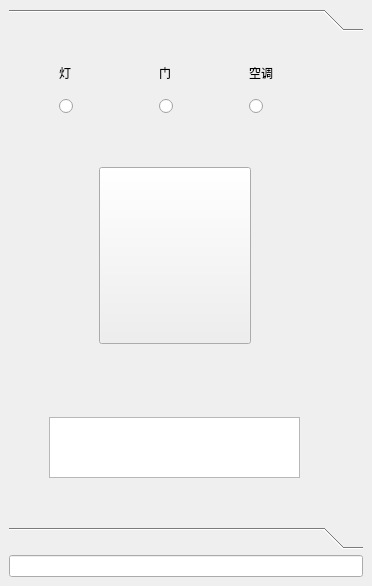
anyua/Cognitive-Services-Summer-Project, file gui/mainWindow.ui: the form before one commit.
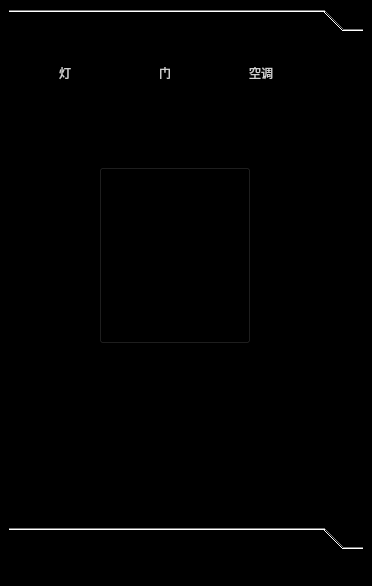
The form after the commit.

Diff of the .ui file:
```diff
--- a/gui/mainWindow.ui
+++ b/gui/mainWindow.ui
@@ -13,13 +13,23 @@
   <property name="windowTitle">
    <string>MainWindow</string>
   </property>
+  <property name="styleSheet">
+   <string notr="true">background-color: rgb(0, 0, 0);</string>
+  </property>
   <widget class="QWidget" name="centralwidget">
    <layout class="QGridLayout" name="gridLayout">
     <item row="2" column="0">
-     <widget class="QLineEdit" name="textEdit"/>
+     <widget class="QLineEdit" name="textEdit">
+      <property name="styleSheet">
+       <string notr="true">color: rgb(255, 255, 255);</string>
+      </property>
+     </widget>
     </item>
     <item row="1" column="0">
      <widget class="QToolBox" name="toolBox">
+      <property name="styleSheet">
+       <string notr="true">background-color: rgb(0, 0, 0);</string>
+      </property>
       <property name="currentIndex">
        <number>0</number>
       </property>
@@ -32,6 +42,9 @@
          <height>490</height>
         </rect>
        </property>
+       <property name="styleSheet">
+        <string notr="true"/>
+       </property>
        <attribute name="label">
         <string/>
        </attribute>
@@ -63,6 +76,9 @@
           <height>61</height>
          </rect>
         </property>
+        <property name="styleSheet">
+         <string notr="true">color: rgb(255, 255, 255);</string>
+        </property>
         <property name="html">
          <string>&lt;!DOCTYPE HTML PUBLIC &quot;-//W3C//DTD HTML 4.0//EN&quot; &quot;http://www.w3.org/TR/REC-html40/strict.dtd&quot;&gt;
 &lt;html&gt;&lt;head&gt;&lt;meta name=&quot;qrichtext&quot; content=&quot;1&quot; /&gt;&lt;style type=&quot;text/css&quot;&gt;
@@ -80,6 +96,9 @@
           <height>41</height>
          </rect>
         </property>
+        <property name="styleSheet">
+         <string notr="true">color: rgb(208, 208, 208);</string>
+        </property>
         <property name="text">
          <string>灯</string>
         </property>
@@ -132,6 +151,9 @@
           <height>41</height>
          </rect>
         </property>
+        <property name="styleSheet">
+         <string notr="true">color: rgb(208, 208, 208);</string>
+        </property>
         <property name="text">
          <string>门</string>
         </property>
@@ -145,12 +167,15 @@
           <height>41</height>
          </rect>
         </property>
+        <property name="styleSheet">
+         <string notr="true">color: rgb(208, 208, 208);</string>
+        </property>
         <property name="text">
          <string>空调</string>
         </property>
        </widget>
       </widget>
-      <widget class="QWidget" name="">
+      <widget class="QWidget" name="widget">
        <property name="geometry">
         <rect>
          <x>0</x>
```
Left out of the diff: 7 changed lines with no effect on the pictures.
